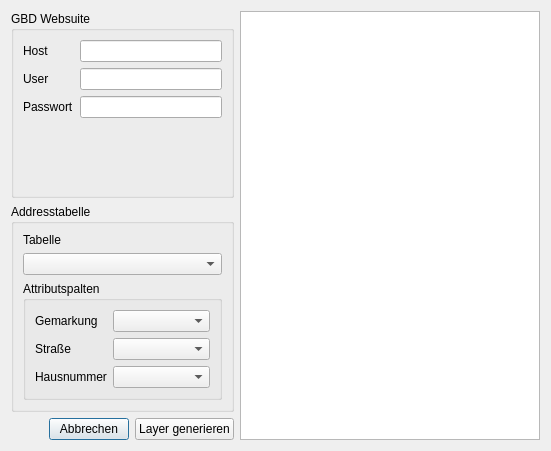
This is alkis_geocoder/alkis_geocoder_dialog_base.ui in gbd-consult/alkis-geocoder as Qt 5 draws it before an edit. The edited form follows.
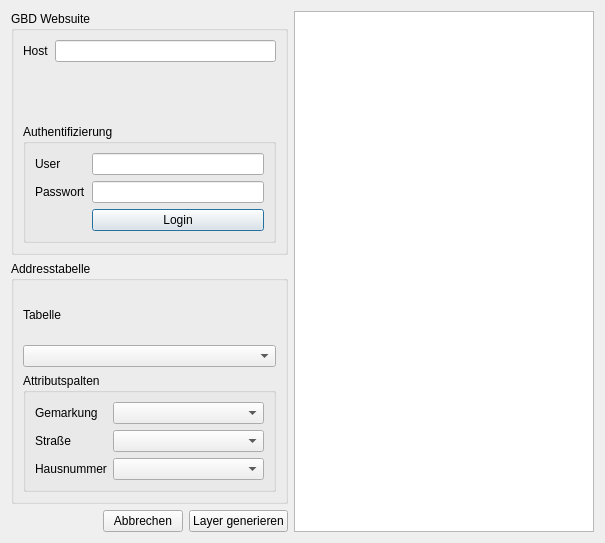
This is the edited form. Custom widgets are drawn as their Qt base class.

Commit message: WIP check for auth

Diff of the .ui file:
```diff
--- a/alkis_geocoder/alkis_geocoder_dialog_base.ui
+++ b/alkis_geocoder/alkis_geocoder_dialog_base.ui
@@ -6,8 +6,8 @@
    <rect>
     <x>0</x>
     <y>0</y>
-    <width>551</width>
-    <height>451</height>
+    <width>605</width>
+    <height>543</height>
    </rect>
   </property>
   <property name="windowTitle">
@@ -21,37 +21,57 @@
        <property name="title">
         <string>GBD Websuite</string>
        </property>
-       <layout class="QFormLayout" name="formLayout_2">
-        <item row="1" column="0">
+       <layout class="QVBoxLayout" name="verticalLayout_3">
+        <item>
+         <layout class="QFormLayout" name="formLayout_3">
+          <item row="0" column="0">
          <widget class="QLabel" name="label">
           <property name="text">
            <string>Host</string>
           </property>
          </widget>
         </item>
-        <item row="1" column="1">
+          <item row="0" column="1">
          <widget class="QLineEdit" name="hostnameLineEdit"/>
         </item>
-        <item row="3" column="1">
-         <widget class="QgsPasswordLineEdit" name="passwordLineEdit"/>
+         </layout>
         </item>
-        <item row="2" column="1">
-         <widget class="QLineEdit" name="userLineEdit"/>
-        </item>
-        <item row="2" column="0">
+        <item>
+         <widget class="QGroupBox" name="authBox">
+          <property name="title">
+           <string>Authentifizierung</string>
+          </property>
+          <layout class="QFormLayout" name="formLayout_2">
+           <item row="0" column="0">
          <widget class="QLabel" name="label_6">
           <property name="text">
            <string>User</string>
           </property>
          </widget>
         </item>
-        <item row="3" column="0">
+           <item row="0" column="1">
+            <widget class="QLineEdit" name="userLineEdit"/>
+           </item>
+           <item row="1" column="0">
          <widget class="QLabel" name="label_7">
           <property name="text">
            <string>Passwort</string>
           </property>
          </widget>
         </item>
+           <item row="1" column="1">
+            <widget class="QgsPasswordLineEdit" name="passwordLineEdit"/>
+           </item>
+           <item row="2" column="1">
+            <widget class="QPushButton" name="loginButton">
+             <property name="text">
+              <string>Login</string>
+             </property>
+            </widget>
+           </item>
+          </layout>
+         </widget>
+        </item>
        </layout>
       </widget>
      </item>
```
Left out of the diff: 3 changed lines with no effect on the pictures. Lines whose indentation alone changed are shown as unchanged. The commit also changes 1 other file.
